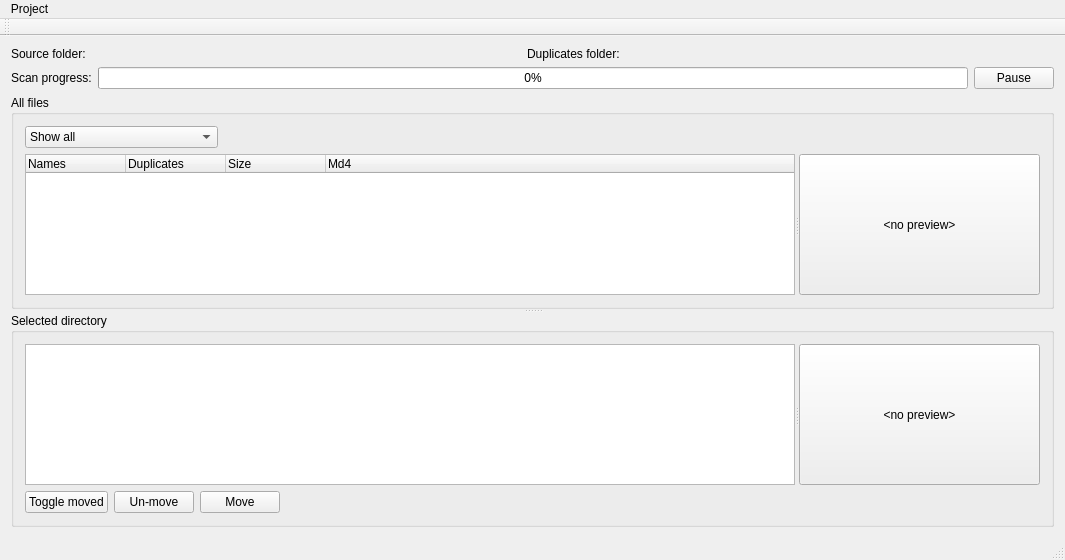
This is dude/MainWindow.ui in westerhofffl/vcard-editor as Qt 5 draws it before an edit. The edited form follows.
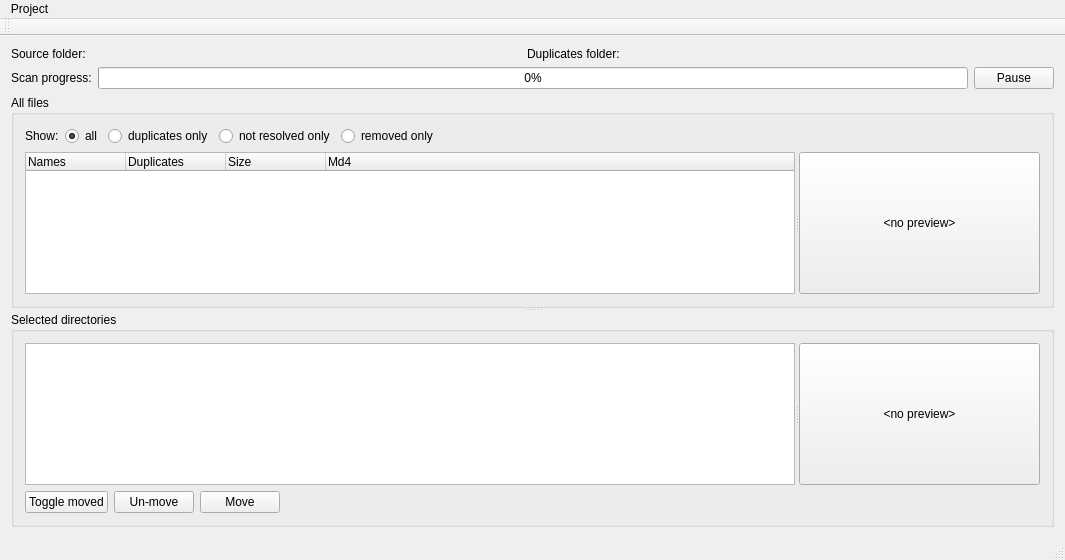
This is the edited form.

```diff
--- a/dude/MainWindow.ui
+++ b/dude/MainWindow.ui
@@ -134,45 +134,46 @@
        </property>
        <layout class="QGridLayout" name="gridLayout">
         <item row="0" column="0">
-         <widget class="QComboBox" name="filterComboBox">
-          <property name="enabled">
+         <layout class="QHBoxLayout" name="horizontalLayout_3">
+          <item>
+           <widget class="QLabel" name="showLabel">
+            <property name="text">
+             <string>Show:</string>
+            </property>
+           </widget>
+          </item>
+          <item>
+           <widget class="QRadioButton" name="showAllRadioButton">
+            <property name="text">
+             <string>all</string>
+            </property>
+            <property name="checked">
            <bool>true</bool>
           </property>
-          <property name="sizePolicy">
-           <sizepolicy hsizetype="Preferred" vsizetype="Fixed">
-            <horstretch>0</horstretch>
-            <verstretch>0</verstretch>
-           </sizepolicy>
-          </property>
-          <property name="currentIndex">
-           <number>0</number>
-          </property>
-          <property name="sizeAdjustPolicy">
-           <enum>QComboBox::AdjustToContents</enum>
-          </property>
-          <item>
-           <property name="text">
-            <string>Show all</string>
-           </property>
+           </widget>
           </item>
           <item>
+           <widget class="QRadioButton" name="showDuplicatesOnlyRadioButton">
            <property name="text">
-            <string>Show duplicated only</string>
-           </property>
+             <string>duplicates only</string>
+            </property>
+           </widget>
           </item>
           <item>
+           <widget class="QRadioButton" name="showNotResolvedOnlyRadioButton">
            <property name="text">
-            <string>Show not resolved only</string>
-           </property>
+             <string>not resolved only</string>
+            </property>
+           </widget>
           </item>
           <item>
+           <widget class="QRadioButton" name="showRemovedOnlyRadioButton">
            <property name="text">
-            <string>Show completly removed only</string>
-           </property>
-          </item>
-         </widget>
-        </item>
-        <item row="0" column="1">
+             <string>removed only</string>
+            </property>
+           </widget>
+          </item>
+          <item>
          <spacer name="horizontalSpacer">
           <property name="orientation">
            <enum>Qt::Horizontal</enum>
@@ -185,7 +186,9 @@
           </property>
          </spacer>
         </item>
-        <item row="1" column="0" colspan="2">
+         </layout>
+        </item>
+        <item row="1" column="0">
          <widget class="QSplitter" name="splitter">
           <property name="orientation">
            <enum>Qt::Horizontal</enum>
@@ -229,7 +232,7 @@
       </widget>
       <widget class="QGroupBox" name="groupBox_2">
        <property name="title">
-        <string>Selected directory</string>
+        <string>Selected directories</string>
        </property>
        <layout class="QGridLayout" name="gridLayout_2">
         <item row="0" column="0" colspan="4">
@@ -241,6 +244,9 @@
            <property name="editTriggers">
             <set>QAbstractItemView::NoEditTriggers</set>
            </property>
+           <attribute name="verticalHeaderVisible">
+            <bool>false</bool>
+           </attribute>
           </widget>
           <widget class="QPushButton" name="tablePreviewButton">
            <property name="text">
```
Lines whose indentation alone changed are shown as unchanged.
